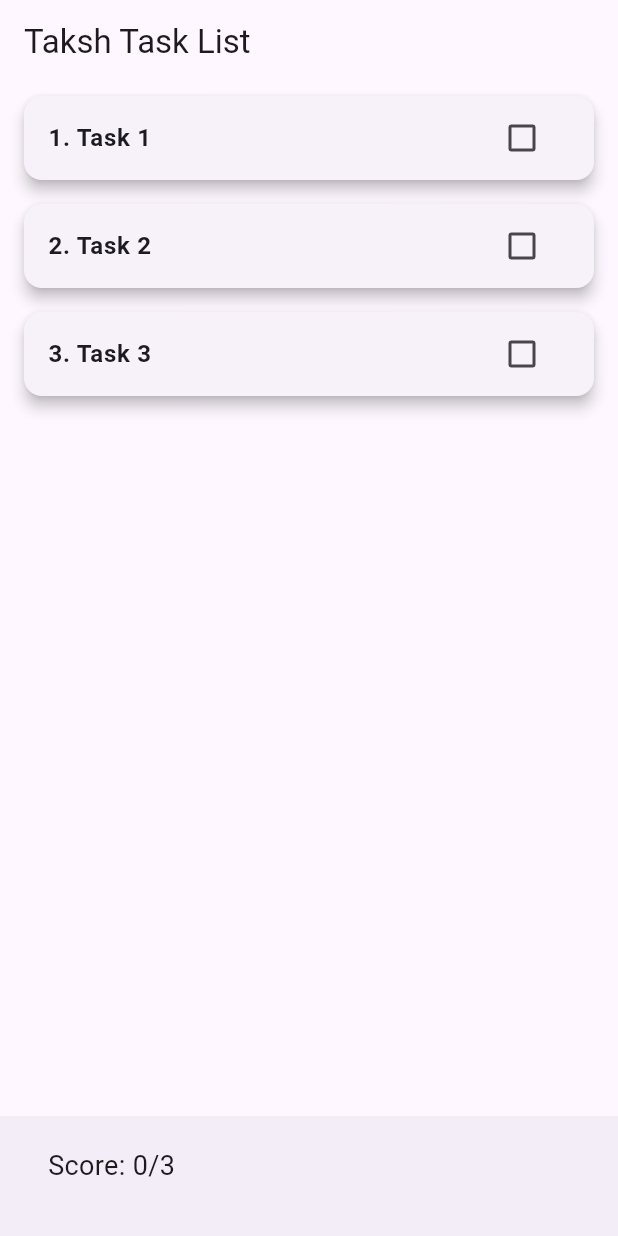
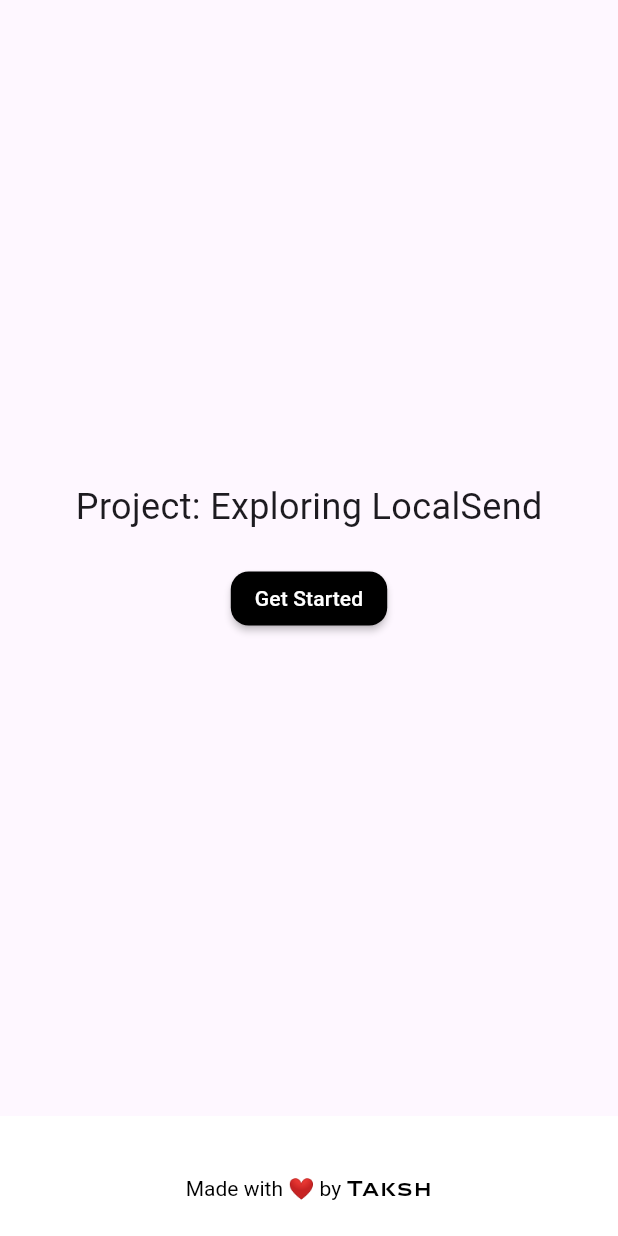
Before and after one commit to aintyourcupoftea/Game_For_Taksh_Tasks, a Flutter app: the screen it shows after launch, on a phone screen of 412 x 824 dp. Run offline on Flutter 3.47's test engine with Material 3 defaults, Android fonts, the phone set to English and light mode, and no system bars.

Commit message:
Added Splash Screen and a Bottom Line for Taksh

```diff
--- a/lib/main.dart
+++ b/lib/main.dart
@@ -1,4 +1,5 @@
 import 'package:flutter/material.dart';
+import 'package:game_for_taksh/pages/splash_screen.dart';
 import 'pages/task_list.dart';
 
 void main() {
@@ -10,12 +11,15 @@ class TaskListApp extends StatelessWidget {
   Widget build(BuildContext context) {
     return MaterialApp(
       debugShowCheckedModeBanner: false,
-      title: 'Taksh Task List',
+      title: 'Taksh Project',
       theme: ThemeData(
         primarySwatch: Colors.blue,
         visualDensity: VisualDensity.adaptivePlatformDensity,
       ),
-      home: TaskListScreen(),
+      routes: {
+        '/task_list': (context) => TaskListScreen(),
+      },
+      home: SplashScreen(),
     );
   }
 }
--- /dev/null
+++ b/lib/pages/splash_screen.dart
@@ -0,0 +1,76 @@
+import 'package:flutter/gestures.dart';
+import 'package:flutter/material.dart';
+import 'package:flutter/services.dart';
+import 'package:game_for_taksh/main.dart';
+import 'package:game_for_taksh/pages/task_list.dart';
+import 'package:url_launcher/url_launcher.dart';
+
+class SplashScreen extends StatelessWidget {
+  SplashScreen({super.key});
+
+  @override
+  Widget build(BuildContext context) {
+    final Uri url = Uri.parse('https://www.khojcommunity.com/about-1');
+
+    Future<void> onLaunchUrl() async {
+      if (!await launchUrl(url)) {
+        throw Exception('Could not launch $url');
+      }
+    }
+
+    return Scaffold(
+      body: Center(
+        child: Column(
+          mainAxisAlignment: MainAxisAlignment.center,
+          children: [
+            Text(
+              "Project: Exploring LocalSend",
+              style: TextStyle(
+                fontSize: 24,
+              ),
+            ),
+            SizedBox(height: 20),
+            MaterialButton(
+              onPressed: () {
+                SystemSound.play(SystemSoundType.alert);
+                Navigator.pushNamed(context, "/task_list");
+              },
+              child: Text('Get Started'),
+              color: Colors.black,
+              textColor: Colors.white,
+              hoverElevation: 12,
+              shape: RoundedRectangleBorder(
+                borderRadius: BorderRadius.circular(12),
+              ),
+            ),
+          ],
+        ),
+      ),
+      bottomNavigationBar: BottomAppBar(
+        color: Colors.white,
+        elevation: 0,
+        child: Padding(
+          padding: const EdgeInsets.only(top: 25),
+          child: RichText(
+            textAlign: TextAlign.center,
+            text: TextSpan(
+              text: 'Made with ❤️ by ',
+              style: TextStyle(color: Colors.black),
+              children: [
+                TextSpan(
+                  recognizer: TapGestureRecognizer()
+                    ..onTap = () => onLaunchUrl(),
+                  text: 'Taksh',
+                  style: TextStyle(
+                      color: Colors.black,
+                      fontWeight: FontWeight.bold,
+                      fontFamily: "FMBolyarPro"),
+                ),
+              ],
+            ),
+          ),
+        ),
+      ),
+    );
+  }
+}
```
Also changed, not shown: pubspec.yaml (+6 -6 lines), lib/assets/fonts/FMBolyarSansPro-700.ttf (added), pubspec.lock, 11 other files.
